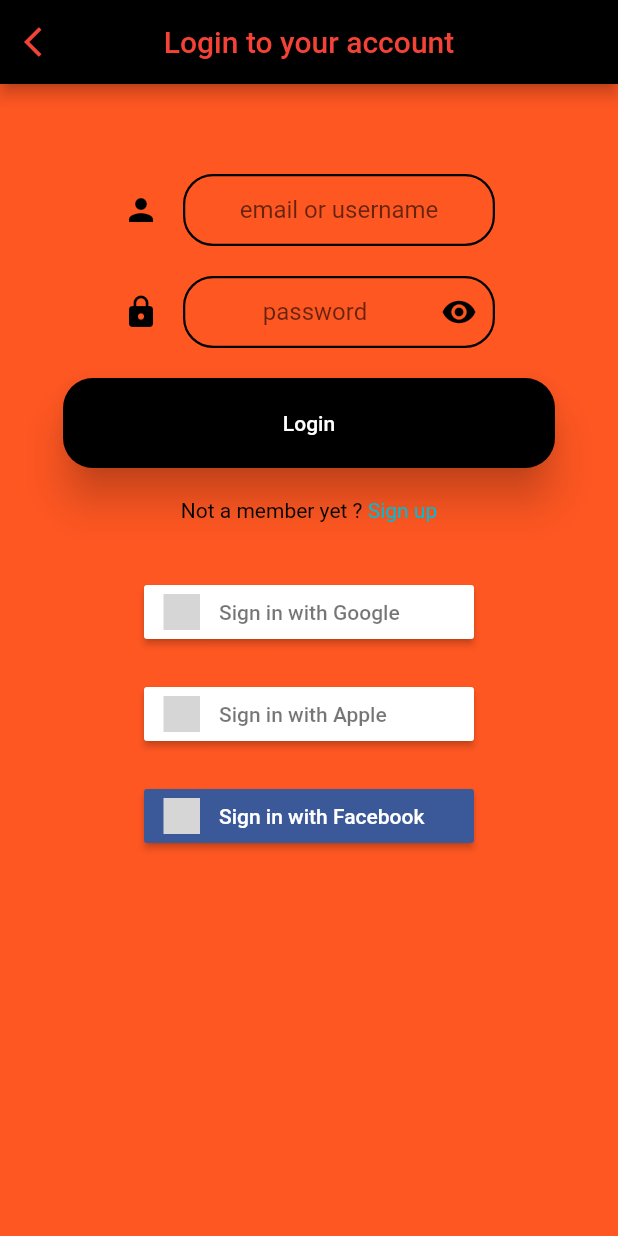
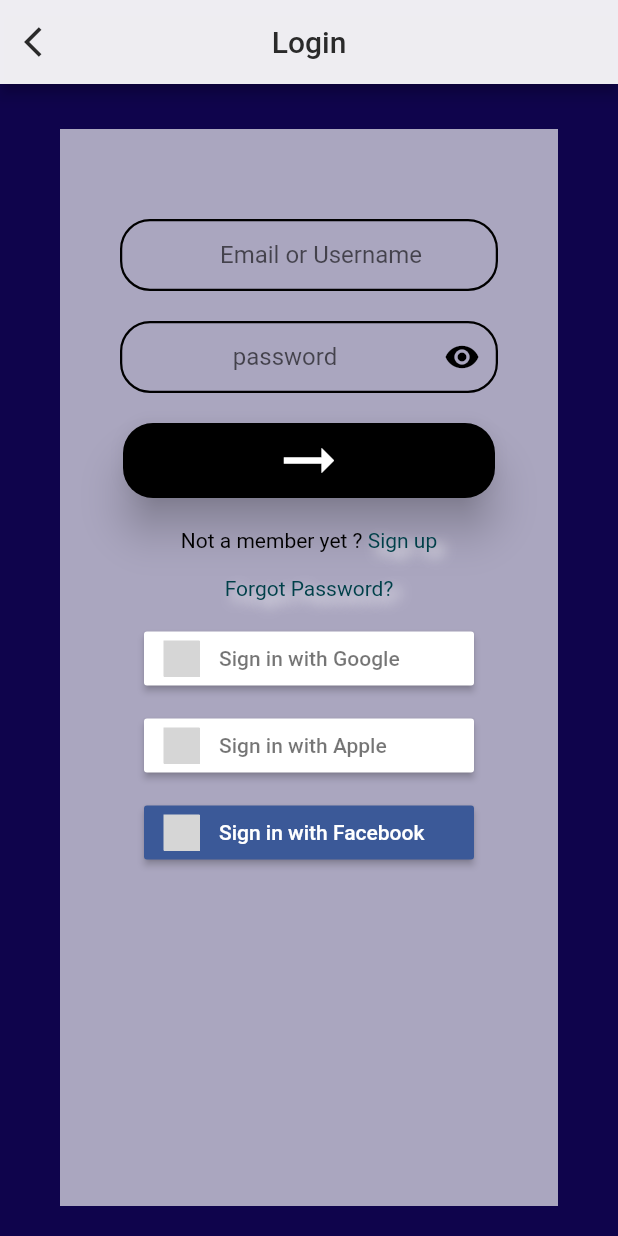
Before and after one commit to Kiarash6k/Reddit583, a Flutter app: the screen it shows after launch, after a tap on "Login", on a phone screen of 412 x 824 dp. Run offline on Flutter 3.47's test engine with Material 2 defaults, Android fonts, the phone set to English and light mode, and no system bars; our stand-ins replace animated_splash_screen, animated_text_kit, curved_navigation_bar, flutter_signin_button; grey boxes are pictures that could not be loaded.

Commit message:
update the design of Welcome,login and the signup pages

```diff
--- a/reddit583/lib/Screens/LoginScreen.dart
+++ b/reddit583/lib/Screens/LoginScreen.dart
@@ -36,7 +36,7 @@ class _LoginScreenState extends State<LoginScreen> {
         debugShowCheckedModeBanner: false,
         home: Scaffold(
             key: scaffoldKey,
-            backgroundColor: Colors.deepOrange,
+            backgroundColor: Color.fromARGB(255, 15, 4, 76),
             appBar: AppBar(
               leading: IconButton(
                 icon: Icon(Icons.arrow_back_ios),
@@ -44,38 +44,41 @@ class _LoginScreenState extends State<LoginScreen> {
                   Navigator.pop(context);
                 },
               ),
-              title: Text('Login to your account'),
+              title: Text('Login'),
               centerTitle: true,
-              backgroundColor: Colors.black,
-              foregroundColor: Colors.red,
+              backgroundColor:Color.fromARGB(237, 255, 255, 255),
+              foregroundColor: Color.fromARGB(255, 42, 42, 42),
             ),
             body: Container(
-              child: Column(
+
+              child: Container(
+                margin: EdgeInsets.only(top: 30,right: 40,left: 40,bottom: 20),
+                color: Color.fromARGB(165, 255, 254, 254),
+              child : Column(
                   children: <Widget>[
                     Container(
-                        margin: EdgeInsets.fromLTRB(82.0, 60.0, 82.0, 0.0),
+                        margin: EdgeInsets.fromLTRB(40.0, 60.0, 40.0, 0.0),
                         child: TextField(
                           controller: user,
                           textAlign: TextAlign.center,
                           decoration: InputDecoration(
-                            icon: Icon(Icons.person, color: Colors.black,),
                             errorText: userError,
-                            hintText: 'email or username',
+                            hintText: 'Email or Username',
                             enabledBorder: OutlineInputBorder(borderRadius: BorderRadius.all(Radius.circular(20.0)),
                                 borderSide: BorderSide(color: Colors.black, width: 1.5)),
                             focusedBorder: OutlineInputBorder(borderRadius: BorderRadius.all(Radius.circular(20.0)),
                                 borderSide: BorderSide(color: Colors.black, width: 1.5)),
-                            contentPadding: EdgeInsets.fromLTRB(16.0, 14.0, 16.0, 14.0),
+                            contentPadding: EdgeInsets.fromLTRB(32.0, 14.0, 16.0, 14.0),
                           ),
                         )),
                     Container(
-                        margin: EdgeInsets.fromLTRB(82.0, 20.0, 82.0, 0.0),
+                        margin: EdgeInsets.fromLTRB(40.0, 20.0, 40.0, 0.0),
                         child: TextField(
                           controller: pass,
                           obscureText: isHidden,
                           textAlign: TextAlign.center,
                           decoration: InputDecoration(
-                            icon: Icon(Icons.lock, color: Colors.black),
+
                             suffixIcon: InkWell(
                               onTap: () => {
                                 setState(() {
@@ -98,8 +101,8 @@ class _LoginScreenState extends State<LoginScreen> {
                         margin: EdgeInsets.fromLTRB(42.0, 20.0, 42.0, 0.0),
                         child: MaterialButton(
                           elevation: 12.0,
-                          height: 60,
-                          minWidth: 420,
+                          height: 30,
+                          minWidth: 250,
                           shape: RoundedRectangleBorder(borderRadius: BorderRadius.all(Radius.circular(20.0))),
                           onPressed: () {
                             String username = user.text;
@@ -121,10 +124,7 @@ class _LoginScreenState extends State<LoginScreen> {
                             Navigator.push(context, MaterialPageRoute(builder: (context) => MyHomePage()));
                           },
                           color: Colors.black,
-                          child: Text('Login',
-                              style: TextStyle(
-                                color: Colors.white,
-                              )),
+                          child: Icon(Icons.arrow_right_alt_sharp ,color: Colors.white,size: 50,),
                         )),
                     Container(
                         margin: EdgeInsets.only(top: 20,),
@@ -133,7 +133,13 @@ class _LoginScreenState extends State<LoginScreen> {
                             children: [
                               Text('Not a member yet ? ', style: TextStyle(color: Colors.black,),),
                               GestureDetector(
-                                child: Text('Sign up', style: TextStyle(color: Colors.cyan,)),
+                                child: Text('Sign up', style: TextStyle(color: Color.fromARGB(255, 0, 64, 73),shadows: [
+                                  Shadow(
+                                    blurRadius: 10.0,
+                                    color: Color.fromARGB(255, 255, 255, 255),
+                                    offset: Offset(5.0, 5.0),
+                                  ),
+                                ],),),
                                 onTap: () {
                                   Navigator.push(context,
                                    MaterialPageRoute(builder: (context) => SignUpScreen()
@@ -147,20 +153,35 @@ class _LoginScreenState extends State<LoginScreen> {
                       endIndent: 300,
                       thickness: 0.2,
                     ),
+                    GestureDetector(
+                                child: Text('Forgot Password?', style: TextStyle(color: Color.fromARGB(255, 0, 64, 73),shadows: [
+                                  Shadow(
+                                    blurRadius: 10.0,
+                                    color: Color.fromARGB(255, 255, 255, 255),
+                                    offset: Offset(5.0, 5.0),
+                                  ),
+                                ],),),
+                                onTap: () {
+                                  Navigator.push(context,
+                                   MaterialPageRoute(builder: (context) => SignUpScreen() //check//
+                                  ),
+                                  );
+                                },),
+
                     Container(
-                      margin: EdgeInsets.only(top: 20.0),
+                      margin: EdgeInsets.only(top: 15.0),
                       child: SignInButton(
                         Buttons.Google,
                         onPressed: () {},
                       ),),
                     Container(
-                      margin: EdgeInsets.only(top: 20.0),
+                      margin: EdgeInsets.only(top: 10.0),
                       child: SignInButton(
                         Buttons.Apple,
                         onPressed: () {},
                       ),),
                     Container(
-                      margin: EdgeInsets.only(top: 20.0),
+                      margin: EdgeInsets.only(top: 10.0),
                       child: SignInButton(
                         Buttons.Facebook,
                         onPressed: () {},
@@ -169,6 +190,6 @@ class _LoginScreenState extends State<LoginScreen> {
               ),
             )
         )
-    ));
+    )));
   }
 }
--- a/reddit583/lib/Screens/WelcomeScreen.dart
+++ b/reddit583/lib/Screens/WelcomeScreen.dart
@@ -14,7 +14,7 @@ class WelcomeScreen extends StatelessWidget {
       child: Scaffold(
 
           appBar: AppBar(
-            backgroundColor: Color.fromARGB(255,59,140,220),
+            backgroundColor:Color.fromARGB(237, 255, 255, 255),
             title: SizedBox(
               width: 200.0,
               child: DefaultTextStyle(
@@ -23,11 +23,11 @@ class WelcomeScreen extends StatelessWidget {
                   //center
                   fontFamily: 'Roboto',
                   fontSize: 20,
-                  color: Color.fromARGB(255, 255, 255, 255),
+                  color: Color.fromARGB(255, 12, 0, 107),
                   shadows: [
                     Shadow(
                       blurRadius: 7.0,
-                      color: Colors.white,
+                      color: Color.fromARGB(255, 15, 5, 5),
                       offset: Offset(0, 0),
                     ),
                   ],
@@ -54,14 +54,14 @@ class WelcomeScreen extends StatelessWidget {
         gradient: LinearGradient(
             begin: Alignment.topLeft,
             end: Alignment.bottomRight,
-            colors: [Colors.blue, Colors.red])),
+            colors: [Color.fromARGB(255, 0, 39, 72), Color.fromARGB(255, 0, 0, 0)])),
          child :Center(
               child: Column(
             children: [
 
               Container(
 
-                  margin: EdgeInsets.only(top: 300),
+                  margin: EdgeInsets.fromLTRB(20, 100, 20, 40),
                   // ignore: deprecated_member_use
                   child: RaisedButton(
                     elevation: 15.0,
@@ -94,10 +94,10 @@ class WelcomeScreen extends StatelessWidget {
                       );
                     },
                     padding:
-                        EdgeInsets.symmetric(vertical: 20, horizontal: 110),
+                        EdgeInsets.symmetric(vertical: 20, horizontal: 5),
                   )),
               Container(
-                  margin: EdgeInsets.only(top: 22),
+                  margin: EdgeInsets.fromLTRB(20, 100, 20, 40),
                   // ignore: deprecated_member_use
                   child: RaisedButton(
                     elevation: 15.0,
@@ -105,6 +105,8 @@ class WelcomeScreen extends StatelessWidget {
                       borderRadius: BorderRadius.circular(18.0),
                       side: BorderSide(color: Colors.white),
                     ),
+                    child: SizedBox(
+                      width: 250.0,
                     child: TextLiquidFill(
                       text: 'SignUp',
                       waveColor: Colors.red,
@@ -117,7 +119,7 @@ class WelcomeScreen extends StatelessWidget {
                         fontWeight: FontWeight.bold,
                       ),
                       boxHeight: 60.0,
-                    ),
+                    ),),
                     textColor: Colors.red,
                     color: Colors.white,
                     onPressed: () {
@@ -127,7 +129,7 @@ class WelcomeScreen extends StatelessWidget {
                       );
                     },
                     padding:
-                        EdgeInsets.symmetric(vertical: 20, horizontal: 110),
+                        EdgeInsets.symmetric(vertical: 20, horizontal: 5),
                   )),
             ],
           ))))
```
Also changed, not shown: reddit583/lib/Screens/SignUpScreen.dart (+20 -22 lines).
